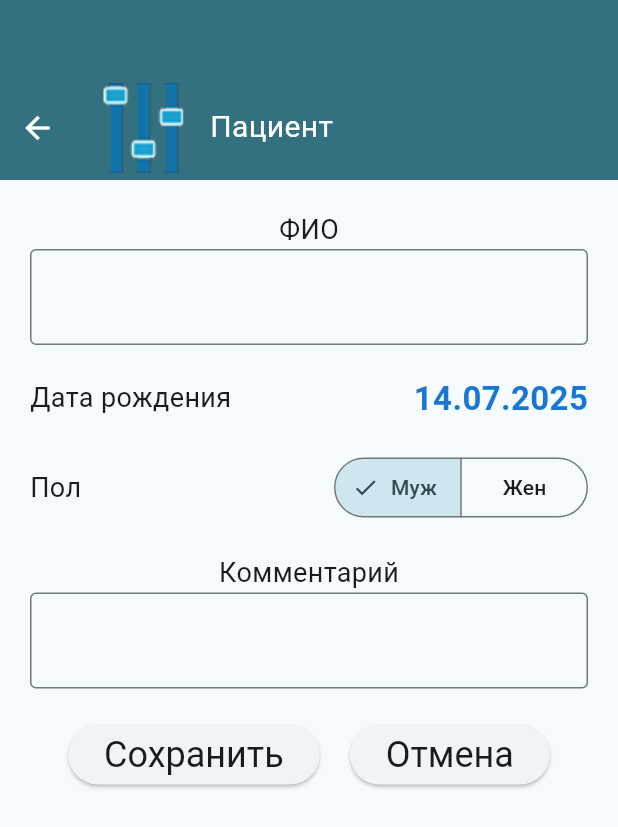
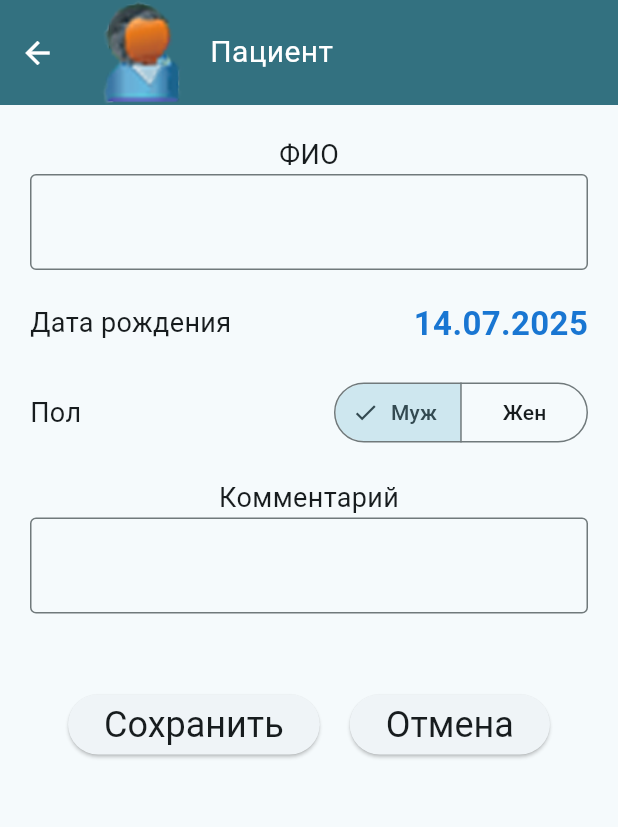
Before and after one commit to grigp/monitor_fso, a Flutter app: the PatientCardFileScreen screen opened directly with empty values, on a phone screen of 412 x 824 dp. Shown: the top 827 px of the screen. Run offline on Flutter 3.47's test engine with Material 3 defaults, Android fonts, the phone set to English and light mode, and no system bars; our stand-ins replace audioplayers, device_info_plus, flutter_bloc, flutter_secure_storage, get_it, sensors_plus and 3 more; missing offline and left inert: flutter_device_imei, number_text_input_formatter; accounts and stored records are empty.

Commit message:
Переформатировал экран карточки пациента

```diff
--- a/lib/features/patient_card_file/view/patient_card_file_screen.dart
+++ b/lib/features/patient_card_file/view/patient_card_file_screen.dart
@@ -42,10 +42,9 @@ class _PatientCardFileScreenState extends State<PatientCardFileScreen> {
               Container(
                 color: tealBackgroundColor,
                 width: double.infinity,
-                height: 120,
+                height: 70,
                 child: Column(
                   children: [
-                    const SizedBox(height: 50),
                     Row(
                       children: [
                         BackScreenButton(
@@ -58,7 +57,7 @@ class _PatientCardFileScreenState extends State<PatientCardFileScreen> {
                         SizedBox(
                           width: 70,
                           height: 70,
-                          child: Image.asset('lib/assets/icons/settings60.png'),
+                          child: Image.asset('lib/assets/icons/man.png'),
                         ),
                         const SizedBox(width: 10),
                         const Expanded(
@@ -163,10 +162,9 @@ class _PatientCardFileScreenState extends State<PatientCardFileScreen> {
                           ),
                           style: Theme.of(context).textTheme.headlineSmall,
                           onChanged: (String value) {
-//                    print("${_textComment.text}");
                           },
                         ),
-                        const SizedBox(height: 20),
+                        const SizedBox(height: 50),
                         Row(
                           children: [
                             const Spacer(),
```
